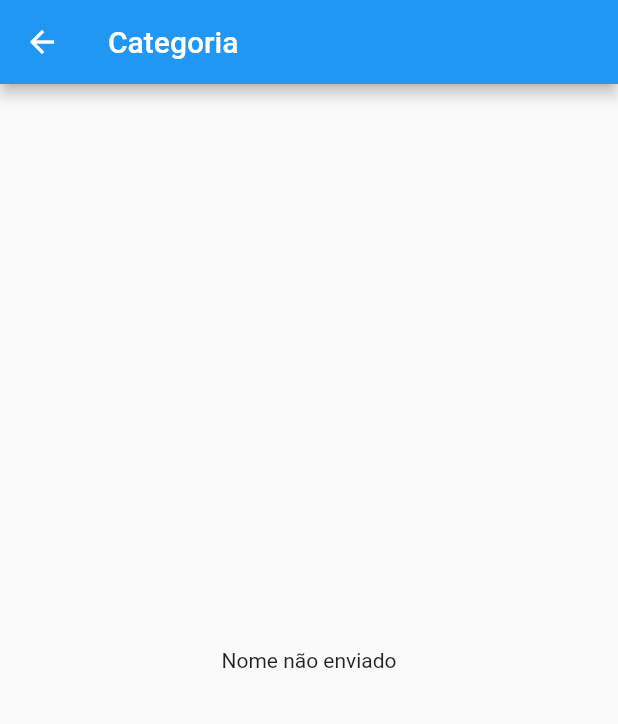
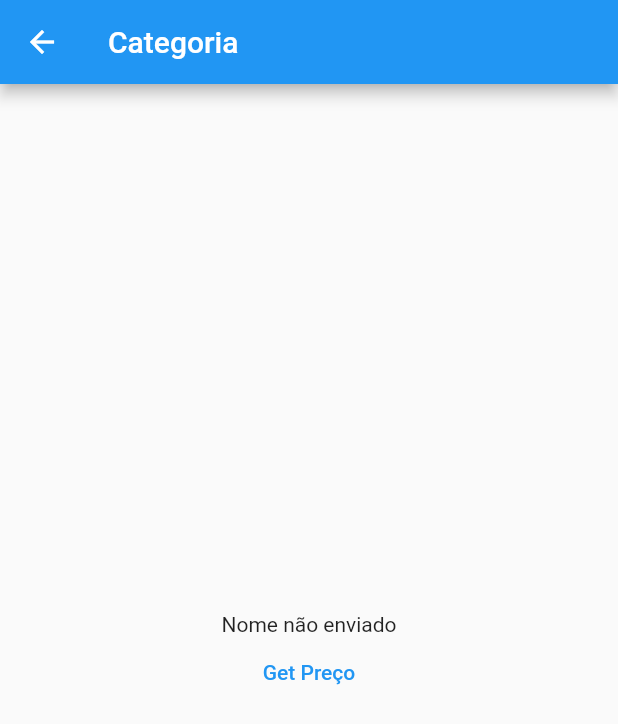
Before and after one commit to dariopmaciel/flutter_modular_example, a Flutter app: the screen it shows after launch, after a tap on "Produto dentro de Categoria Module", on a phone screen of 412 x 824 dp. Shown: the top 724 px of the screen. Run offline on Flutter 3.47's test engine with Material 2 defaults, Android fonts, the phone set to English and light mode, and no system bars; our stand-ins replace flutter_modular.

```diff
--- a/lib/app/app_module.dart
+++ b/lib/app/app_module.dart
@@ -1,14 +1,12 @@
 //Sera criado a aestrutura de MODULO do 'modular'
 import 'package:flutter_modular/flutter_modular.dart';
 import 'package:flutter_modular_example/app/categoria/categoria_module.dart';
+import 'package:flutter_modular_example/app/categoria/model/preco_model.dart';
 
 import 'package:flutter_modular_example/app/produto/produto_module.dart';
 import 'package:flutter_modular_example/app/splash_page/splash_page.dart';
 
 class AppModule extends Module {
-  //Dependencias
-  @override
-  void binds(Injector i) => [];
 
 //Rotas
   @override
--- a/lib/app/categoria/categoria_module.dart
+++ b/lib/app/categoria/categoria_module.dart
@@ -1,16 +1,36 @@
 import 'package:flutter_modular/flutter_modular.dart';
 import 'package:flutter_modular_example/app/categoria/categoria_page.dart';
 import 'package:flutter_modular_example/app/categoria/model/categoria_controller.dart';
+import 'package:flutter_modular_example/app/categoria/model/preco_model.dart';
+import 'package:flutter_modular_example/app/categoria/model/x.dart';
 import 'package:flutter_modular_example/app/produto/produto_module.dart';
 
 class CategoriaModule extends Module {
   @override
   void binds(Injector i) {
-    i.add(CategoriaController.new); //instancia troca a cada chamada da aplicação
-    // i.addSingleton(CategoriaController.new); //mesma instancia igual carregada por toda aplicação
+    // i.addLazySingleton(PrecoModel.new);
+    //ou este
+    i.add(X.new);
+    i.addLazySingleton((i) => PrecoModel(x: i()));
+    //----
+    //ou é este
+    // i.addLazySingleton(CategoriaController(precoModel: i()) as Function);
+    //ou é este
+    i.addLazySingleton((i) => CategoriaController(precoModel: i()));
+
+    // i.addLazySingleton(CategoriaController.new); //instancia troca a cada chamada da aplicação
+    // i.addSingleton(CategoriaController.new); //mesma instancia igual carregada por toda aplicação = Lazy = falso
     // i.addLazySingleton(CategoriaController.new); //mesma instancia igual carregada por toda aplicação
     // i.addInstance(CategoriaController.new);
-    super.binds(i);
+  }
+
+  @override
+  void exportedBinds(Injector i) {
+    i.addLazySingleton((i) => CategoriaController(precoModel: i()));
+    i.addLazySingleton((i) => PrecoModel());
+    i.addLazySingleton((i) => X(x: i()));
+    // i.add(PrecoModel.new);
+    super.exportedBinds(i);
   }
 
   @override
--- /dev/null
+++ b/lib/app/categoria/model/x.dart
@@ -0,0 +1,5 @@
+class X {
+  int  x = 10;
+
+  X({required this.x});
+}
--- a/lib/app/produto/produto_module.dart
+++ b/lib/app/produto/produto_module.dart
@@ -1,18 +1,16 @@
 import 'package:flutter_modular/flutter_modular.dart';
+import 'package:flutter_modular_example/app/categoria/categoria_module.dart';
+import 'package:flutter_modular_example/app/categoria/model/preco_model.dart';
 import 'package:flutter_modular_example/app/produto/produto_page.dart';
 
 class ProdutoModule extends Module {
-  @override
-  void binds(Injector i) {
-    super.binds(i);
-  }
-
   @override
   void routes(RouteManager r) {
     r.child('/:produto/xyz',
         child: (context) => ProdutoPage(produto: r.args.params['produto']));
     r.child('/xyz',
-        child: (context) => ProdutoPage(produto: r.args.queryParams['produto']));
+        child: (context) =>
+            ProdutoPage(produto: r.args.queryParams['produto']));
     super.routes(r);
   }
 }
--- a/lib/app/produto/produto_page.dart
+++ b/lib/app/produto/produto_page.dart
@@ -1,5 +1,4 @@
 import 'package:flutter/material.dart';
-import 'package:flutter_modular/flutter_modular.dart';
 
 class ProdutoPage extends StatelessWidget {
   final String? produto;
@@ -16,6 +15,7 @@ class ProdutoPage extends StatelessWidget {
           mainAxisAlignment: MainAxisAlignment.center,
           children: [
             Text(produto ?? "Nome não enviado"),
+            TextButton(onPressed: () {}, child: const Text("Get Preço"))
           ],
         ),
       ),
```
Also changed, not shown: lib/app/categoria/model/categoria_controller.dart (+6 -1 lines), lib/app/categoria/model/preco_model.dart (added, +8 -0 lines).
